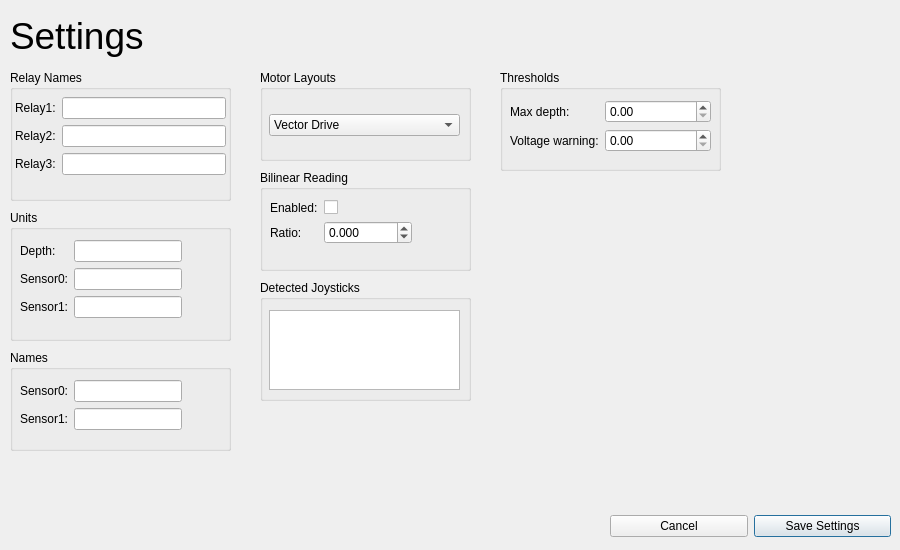
Before: the Qt Designer form Monterey/rovsettings.ui in rovsuite/monterey, drawn with Qt 5.
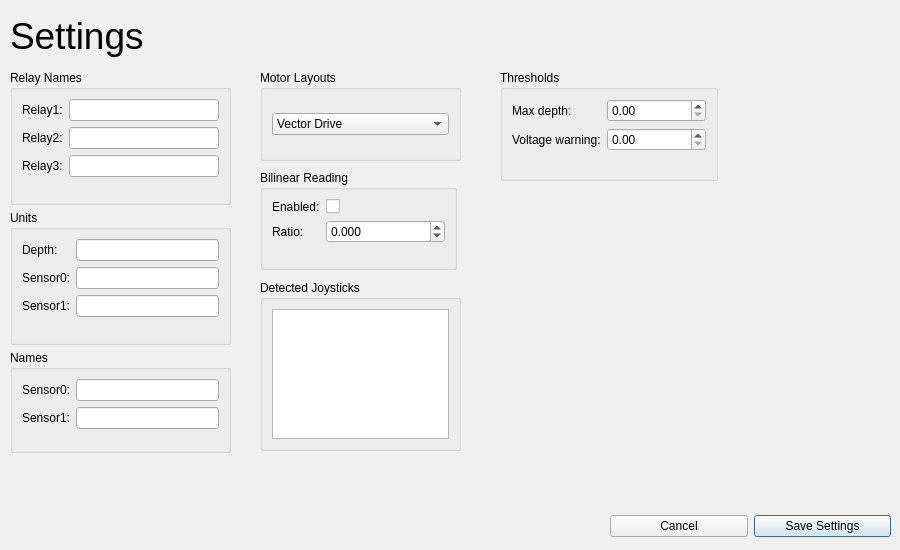
After: the same form once the commit is applied.

Commit message: Fixed UI layouts Added ability to change hat and button functions from the settings GUI Added ability to save the hat and button functions

What changed in the file:
```diff
--- a/Monterey/rovsettings.ui
+++ b/Monterey/rovsettings.ui
@@ -55,21 +55,12 @@
      <x>10</x>
      <y>70</y>
      <width>221</width>
-     <height>131</height>
+     <height>135</height>
     </rect>
    </property>
    <property name="title">
     <string>Relay Names</string>
    </property>
-   <widget class="QWidget" name="layoutWidget">
-    <property name="geometry">
-     <rect>
-      <x>5</x>
-      <y>27</y>
-      <width>211</width>
-      <height>91</height>
-     </rect>
-    </property>
     <layout class="QFormLayout" name="formLayout">
      <item row="0" column="0">
       <widget class="QLabel" name="label">
@@ -103,32 +94,19 @@
      </item>
     </layout>
    </widget>
-  </widget>
   <widget class="QGroupBox" name="groupBox_2">
    <property name="geometry">
     <rect>
      <x>10</x>
      <y>210</y>
      <width>221</width>
-     <height>131</height>
+     <height>135</height>
     </rect>
    </property>
    <property name="title">
     <string>Units</string>
    </property>
-   <widget class="QWidget" name="layoutWidget">
-    <property name="geometry">
-     <rect>
-      <x>10</x>
-      <y>30</y>
-      <width>201</width>
-      <height>91</height>
-     </rect>
-    </property>
     <layout class="QFormLayout" name="formLayout_2">
-     <property name="fieldGrowthPolicy">
-      <enum>QFormLayout::FieldsStayAtSizeHint</enum>
-     </property>
      <item row="0" column="0">
       <widget class="QLabel" name="label_5">
        <property name="text">
@@ -139,6 +117,13 @@
      <item row="0" column="1">
       <widget class="QLineEdit" name="leUnitsDepth"/>
      </item>
+    <item row="1" column="0">
+     <widget class="QLabel" name="label_8">
+      <property name="text">
+       <string>Sensor0:</string>
+      </property>
+     </widget>
+    </item>
      <item row="1" column="1">
       <widget class="QLineEdit" name="leUnitsSensor0"/>
      </item>
@@ -152,37 +137,20 @@
      <item row="2" column="1">
       <widget class="QLineEdit" name="leUnitsSensor1"/>
      </item>
-     <item row="1" column="0">
-      <widget class="QLabel" name="label_8">
-       <property name="text">
-        <string>Sensor0:</string>
-       </property>
-      </widget>
-     </item>
-    </layout>
-   </widget>
+   </layout>
   </widget>
   <widget class="QGroupBox" name="groupBox_3">
    <property name="geometry">
     <rect>
      <x>500</x>
      <y>70</y>
-     <width>221</width>
-     <height>101</height>
+     <width>218</width>
+     <height>111</height>
     </rect>
    </property>
    <property name="title">
     <string>Thresholds</string>
    </property>
-   <widget class="QWidget" name="layoutWidget">
-    <property name="geometry">
-     <rect>
-      <x>10</x>
-      <y>30</y>
-      <width>201</width>
-      <height>62</height>
-     </rect>
-    </property>
     <layout class="QFormLayout" name="formLayout_3">
      <item row="0" column="0">
       <widget class="QLabel" name="label_10">
@@ -210,7 +178,6 @@
      </item>
     </layout>
    </widget>
-  </widget>
   <widget class="QWidget" name="layoutWidget">
    <property name="geometry">
     <rect>
@@ -251,23 +218,14 @@
     <rect>
      <x>260</x>
      <y>70</y>
-     <width>211</width>
+     <width>201</width>
      <height>91</height>
     </rect>
    </property>
    <property name="title">
     <string>Motor Layouts</string>
    </property>
-   <widget class="QWidget" name="horizontalLayoutWidget">
-    <property name="geometry">
-     <rect>
-      <x>9</x>
-      <y>30</y>
-      <width>191</width>
-      <height>51</height>
-     </rect>
-    </property>
-    <layout class="QHBoxLayout" name="horizontalLayout_2">
+   <layout class="QVBoxLayout" name="verticalLayout">
      <item>
       <widget class="QComboBox" name="comboMotorLayout">
        <property name="currentIndex">
@@ -293,32 +251,19 @@
      </item>
     </layout>
    </widget>
-  </widget>
   <widget class="QGroupBox" name="groupBox_5">
    <property name="geometry">
     <rect>
      <x>260</x>
      <y>170</y>
-     <width>211</width>
-     <height>101</height>
+     <width>197</width>
+     <height>100</height>
     </rect>
    </property>
    <property name="title">
     <string>Bilinear Reading</string>
    </property>
-   <widget class="QWidget" name="layoutWidget_2">
-    <property name="geometry">
-     <rect>
-      <x>10</x>
-      <y>30</y>
-      <width>193</width>
-      <height>61</height>
-     </rect>
-    </property>
     <layout class="QFormLayout" name="formLayout_4">
-     <property name="fieldGrowthPolicy">
-      <enum>QFormLayout::FieldsStayAtSizeHint</enum>
-     </property>
      <item row="0" column="0">
       <widget class="QLabel" name="label_6">
        <property name="text">
@@ -355,30 +300,20 @@
      </item>
     </layout>
    </widget>
-  </widget>
   <widget class="QGroupBox" name="groupBox_6">
    <property name="geometry">
     <rect>
      <x>260</x>
      <y>280</y>
-     <width>211</width>
-     <height>121</height>
+     <width>201</width>
+     <height>171</height>
     </rect>
    </property>
    <property name="title">
     <string>Detected Joysticks</string>
    </property>
-   <widget class="QWidget" name="horizontalLayoutWidget_2">
-    <property name="geometry">
-     <rect>
-      <x>9</x>
-      <y>30</y>
-      <width>191</width>
-      <height>80</height>
-     </rect>
-    </property>
-    <layout class="QHBoxLayout" name="horizontalLayout_3">
-     <item>
+   <layout class="QGridLayout" name="gridLayout">
+    <item row="0" column="0">
       <widget class="QListWidget" name="listJoysticks">
        <property name="enabled">
         <bool>true</bool>
@@ -396,32 +331,19 @@
      </item>
     </layout>
    </widget>
-  </widget>
   <widget class="QGroupBox" name="groupBox_7">
    <property name="geometry">
     <rect>
      <x>10</x>
      <y>350</y>
      <width>221</width>
-     <height>101</height>
+     <height>103</height>
     </rect>
    </property>
    <property name="title">
     <string>Names</string>
    </property>
-   <widget class="QWidget" name="layoutWidget_3">
-    <property name="geometry">
-     <rect>
-      <x>10</x>
-      <y>30</y>
-      <width>201</width>
-      <height>61</height>
-     </rect>
-    </property>
     <layout class="QFormLayout" name="formLayout_5">
-     <property name="fieldGrowthPolicy">
-      <enum>QFormLayout::FieldsStayAtSizeHint</enum>
-     </property>
      <item row="0" column="0">
       <widget class="QLabel" name="label_15">
        <property name="text">
@@ -443,7 +365,6 @@
       <widget class="QLineEdit" name="leNamesSensor1"/>
      </item>
     </layout>
-   </widget>
   </widget>
  </widget>
  <resources/>
```
Lines whose indentation alone changed are shown as unchanged. The commit also changes 7 other files.
